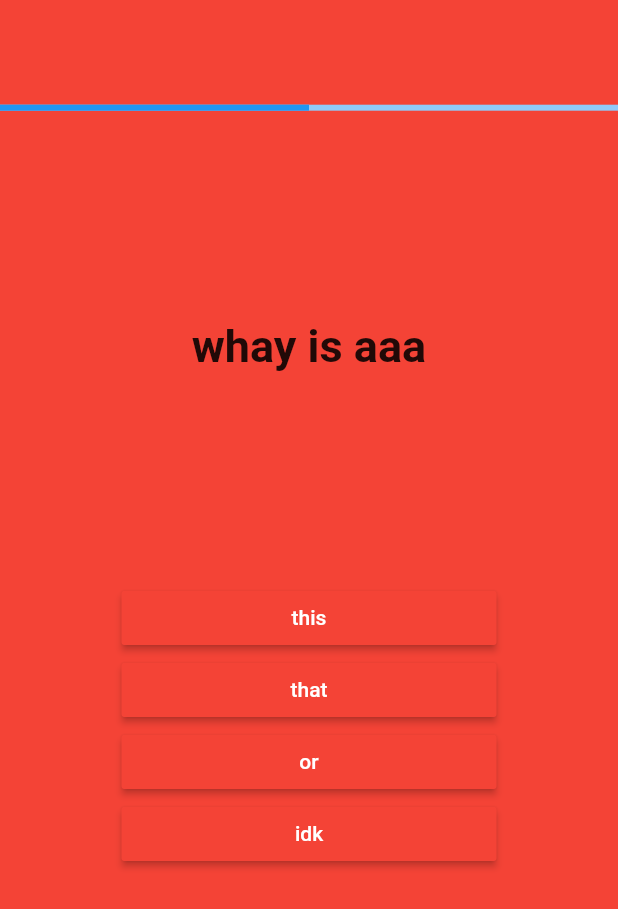
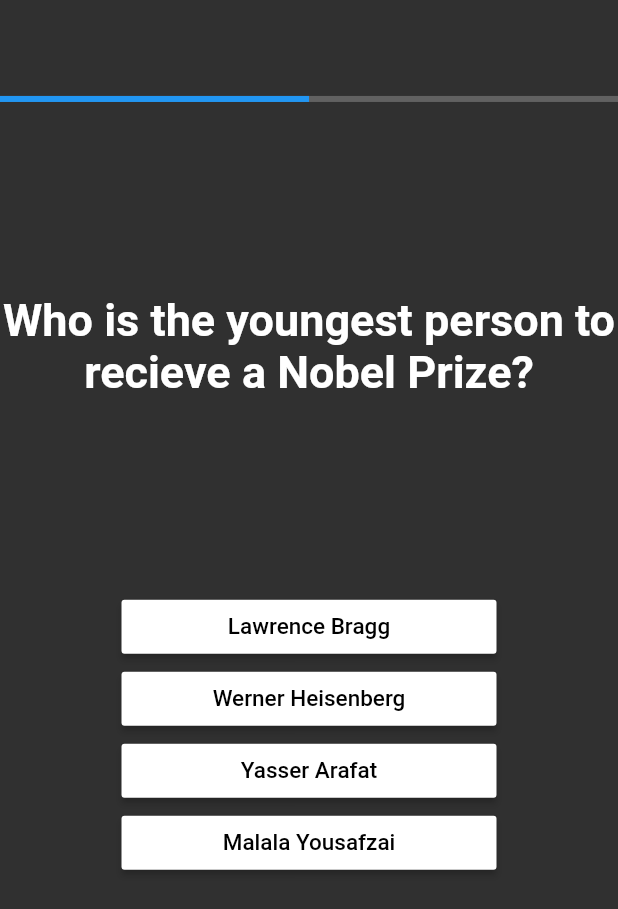
Before and after one commit to ishworgiri1999/quizel, a Flutter app: the screen it shows after launch, after a tap on an icon or button, on a phone screen of 412 x 824 dp. Shown: the top 909 px of the screen. Run offline on Flutter 3.47's test engine with Material 2 defaults, Android fonts, the phone set to English and light mode, and no system bars.

```diff
--- a/lib/answer.dart
+++ b/lib/answer.dart
@@ -4,36 +4,75 @@ import 'package:flutter/material.dart';
 import 'package:quizel/quizmodel.dart';
 import 'package:provider/provider.dart';
 
-class Answer extends StatefulWidget {
+class Answer extends StatelessWidget {
   @override
-  _AnswerState createState() => _AnswerState();
+  Widget build(BuildContext context) {
+    final qzm = Provider.of<QuizModel>(context, listen: false);
+
+    //var ptions = widget.options;
+    return Column(
+      children: (qzm.questions[qzm.qindex]["qoptions"] as List<String>)
+          .map((opt) => AnswerOption(qzm, opt))
+          .toList(),
+    );
+  }
 }
 
-something(ans) {}
+class AnswerOption extends StatefulWidget {
+  var qzm;
+  var opt;
+  AnswerOption(this.qzm, this.opt);
+  @override
+  _AnswerOptionState createState() => _AnswerOptionState();
+}
 
-class _AnswerState extends State<Answer> {
+var colordata = Colors.white;
+
+class _AnswerOptionState extends State<AnswerOption> {
+  _checker(ans) {
+    // print(idx);
+    if (widget.qzm.questions[widget.qzm.qindex]["answer"] == ans) {
+      print("nice");
+      setState(() {
+        colordata = Colors.green;
+      });
+
+      Timer(
+          Duration(milliseconds: 500),
+          () => {
+                setState(() {
+                  colordata = Colors.white;
+                }),
+                widget.qzm.check(true),
+              });
+    } else {
+      setState(() {
+        colordata = Colors.red;
+      });
+      Timer(
+          Duration(milliseconds: 1000),
+          () => {
+                setState(() {
+                  colordata = Colors.white;
+                }),
+                widget.qzm.check(false),
+              });
+    }
+  }
+
   @override
   Widget build(BuildContext context) {
-    //var options = widget.options;
-
-    return Consumer<QuizModel>(builder: (context, QuizModel, child) {
-      return Column(
-        children:
-            (QuizModel.questions[QuizModel.qindex]["qoptions"] as List<String>)
-                .map((opt) => SizedBox(
-                      width: 250,
-                      child: RaisedButton(
-                        onPressed: () => QuizModel.check(opt),
-                        child: Text(
-                          opt,
-                          style: TextStyle(color: Colors.white),
-                        ),
-                        color: Colors.red,
-                        // duration: Duration(milliseconds: 300),
-                      ),
-                    ))
-                .toList(),
-      );
-    });
+    return SizedBox(
+      width: 250,
+      child: RaisedButton(
+          onPressed: () => _checker(widget.opt),
+          child: Text(
+            widget.opt,
+            style: TextStyle(fontSize: 15, color: Colors.black),
+          ),
+          color: colordata
+          // duration: Duration(milliseconds: 300),
+          ),
+    );
   }
 }
--- a/lib/main.dart
+++ b/lib/main.dart
@@ -12,11 +12,9 @@ class MyApp extends StatelessWidget {
   @override
   Widget build(BuildContext context) {
     return MaterialApp(
-        title: 'Flutter Demo',
-        theme: ThemeData(
-          primarySwatch: Colors.blue,
-          visualDensity: VisualDensity.adaptivePlatformDensity,
-        ),
-        home: HomePage());
+      title: 'Flutter Demo',
+      theme: ThemeData.dark(),
+      home: HomePage(),
+    );
   }
 }
--- a/lib/question.dart
+++ b/lib/question.dart
@@ -11,7 +11,7 @@ class Question extends StatelessWidget {
       child: Text(
         question,
         textAlign: TextAlign.center,
-        overflow: TextOverflow.ellipsis,
+        //overflow: TextOverflow.ellipsis,
         style: TextStyle(fontWeight: FontWeight.bold, fontSize: 30),
       ),
     );
--- a/lib/quizmodel.dart
+++ b/lib/quizmodel.dart
@@ -3,21 +3,27 @@ import 'package:flutter/foundation.dart';
 class QuizModel extends ChangeNotifier {
   var questions = [
     {
-      "question": "whay is aaa",
-      "qoptions": ["this", "that", "or", "idk"],
-      "answer": "this",
+      "question": "Who is the youngest person to recieve a Nobel Prize?",
+      "qoptions": [
+        "Lawrence Bragg",
+        "Werner Heisenberg",
+        "Yasser Arafat",
+        "Malala Yousafzai"
+      ],
+      "answer": "Malala Yousafzai",
     },
     {
-      "question": "da is nowa",
-      "qoptions": ["daa", "aaa", "oddr", "awe"],
-      "answer": "awe",
+      "question":
+          "Which of the following carbonated soft drinks were introduced first?",
+      "qoptions": ["Dr. Pepper", "Coca-Cola", "Sprite", "Mountain Dew"],
+      "answer": "Dr. Pepper",
     },
   ];
 
   var qindex = 0;
   var score = 0;
   void check(ans) {
-    if (ans == questions[qindex]["answer"]) {
+    if (ans) {
       score = score + 1;
     }
 
--- a/lib/result.dart
+++ b/lib/result.dart
@@ -19,7 +19,9 @@ class ViewResult extends StatelessWidget {
         Flexible(
           flex: 1,
           child: RaisedButton(
-            child: Text("Go Back"),
+            child: Text(
+              "Go Back",
+            ),
             onPressed: () => Navigator.pop(context),
           ),
         )
--- a/lib/viewquiz.dart
+++ b/lib/viewquiz.dart
@@ -2,15 +2,44 @@ import 'package:flutter/material.dart';
 import 'package:quizel/answer.dart';
 import 'package:quizel/question.dart';
 
-class ViewQuiz extends StatelessWidget {
+class ViewQuiz extends StatefulWidget {
   final questions;
   final qindex;
   ViewQuiz(this.questions, this.qindex);
 
   @override
+  _ViewQuizState createState() => _ViewQuizState();
+}
+
+class _ViewQuizState extends State<ViewQuiz> {
+  Future<bool> _onBackPressed() {
+    return showDialog(
+          context: context,
+          builder: (context) => new AlertDialog(
+            title: new Text('Are you sure?'),
+            content: new Text('All Progress will be lost'),
+            actions: <Widget>[
+              FlatButton(
+                onPressed: () => Navigator.of(context).pop(false),
+                child: Text("NO"),
+              ),
+              SizedBox(height: 16),
+              FlatButton(
+                onPressed: () => Navigator.of(context).pop(true),
+                child: Text("YES"),
+              ),
+            ],
+          ),
+        ) ??
+        false;
+  }
+
+  @override
   build(BuildContext context) {
-    return Container(
-      color: Colors.red,
+    return WillPopScope(
+      onWillPop: _onBackPressed,
+      child: Container(
+        //   color: Colors.red,
         child: Column(
           mainAxisAlignment: MainAxisAlignment.spaceAround,
           crossAxisAlignment: CrossAxisAlignment.stretch,
@@ -18,12 +47,12 @@ class ViewQuiz extends StatelessWidget {
             Flexible(
               flex: 1,
               child: LinearProgressIndicator(
-              value: (qindex + 1) / (questions.length),
+                value: (widget.qindex + 1) / (widget.questions.length),
               ),
             ),
             Flexible(
               flex: 4,
-            child: Question(questions[qindex]["question"]),
+              child: Question(widget.questions[widget.qindex]["question"]),
             ),
             Flexible(
               flex: 4,
@@ -31,6 +60,7 @@ class ViewQuiz extends StatelessWidget {
             ),
           ],
         ),
+      ),
     );
   }
 }
```
Lines whose indentation alone changed are shown as unchanged.
